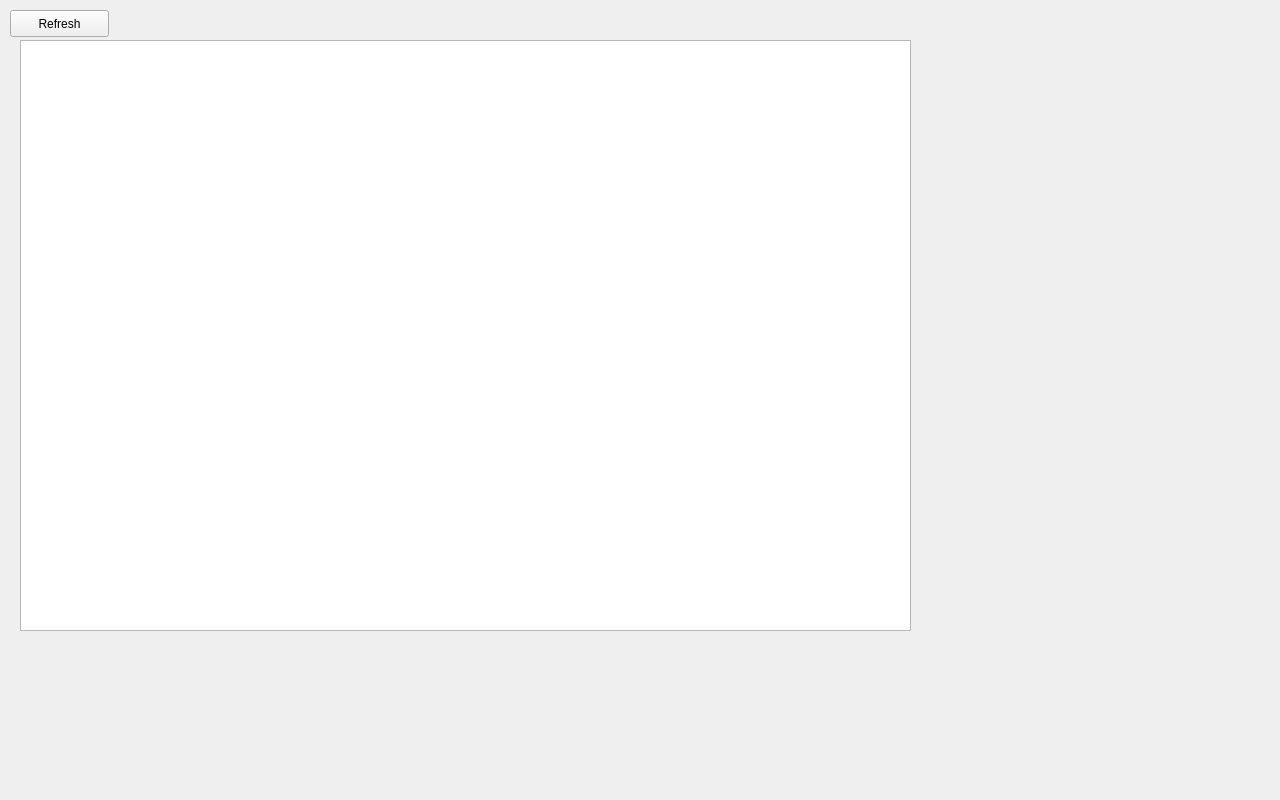
First picture: the form in source/Axolotl1.1/viewer.ui, repository nickywongdong/wombat, before the edit.
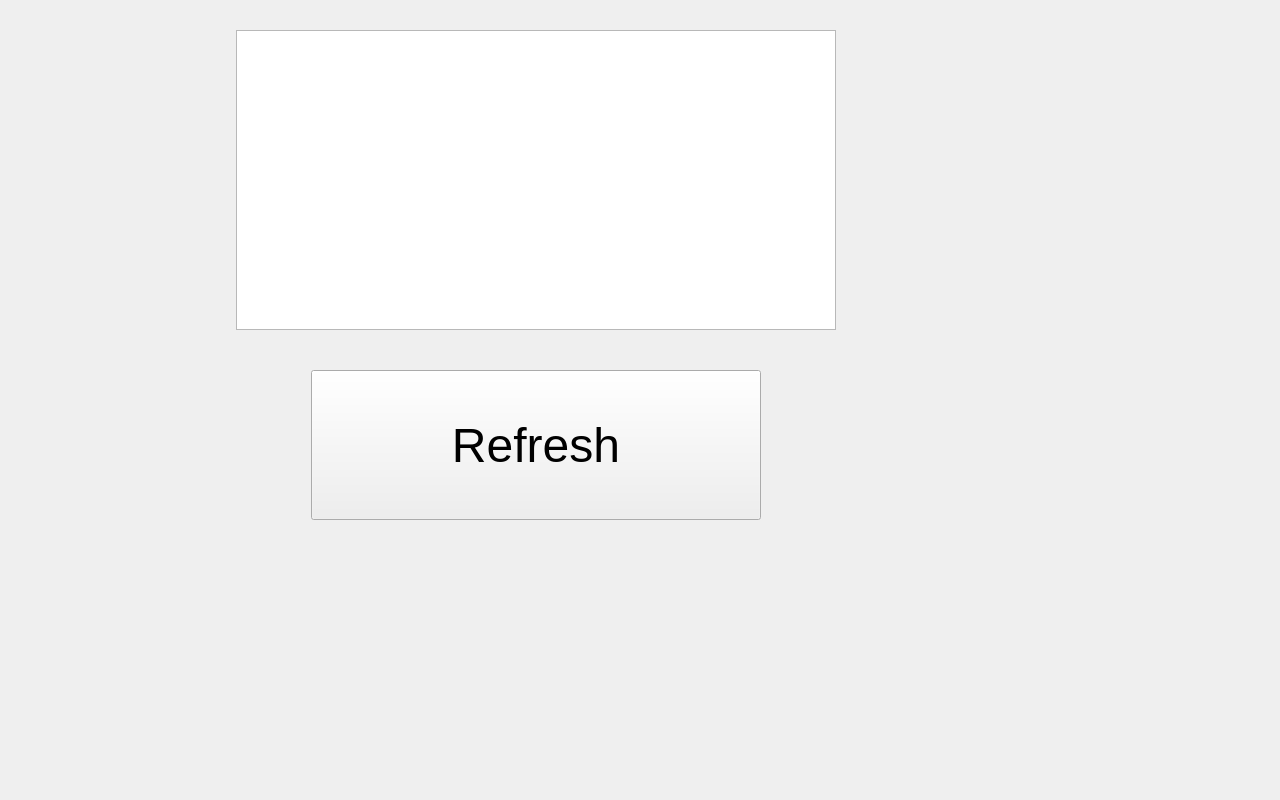
Second picture: the form after the edit.

Diff of the .ui file:
```diff
--- a/source/Axolotl1.1/viewer.ui
+++ b/source/Axolotl1.1/viewer.ui
@@ -16,22 +16,27 @@
   <widget class="QTextBrowser" name="textBrowser">
    <property name="geometry">
     <rect>
-     <x>20</x>
-     <y>40</y>
-     <width>891</width>
-     <height>591</height>
+     <x>236</x>
+     <y>30</y>
+     <width>600</width>
+     <height>300</height>
     </rect>
    </property>
   </widget>
   <widget class="QPushButton" name="pushButton">
    <property name="geometry">
     <rect>
-     <x>10</x>
-     <y>10</y>
-     <width>99</width>
-     <height>27</height>
+     <x>311</x>
+     <y>370</y>
+     <width>450</width>
+     <height>150</height>
     </rect>
    </property>
+   <property name="font">
+    <font>
+     <pointsize>36</pointsize>
+    </font>
+   </property>
    <property name="text">
     <string>Refresh</string>
    </property>
```
